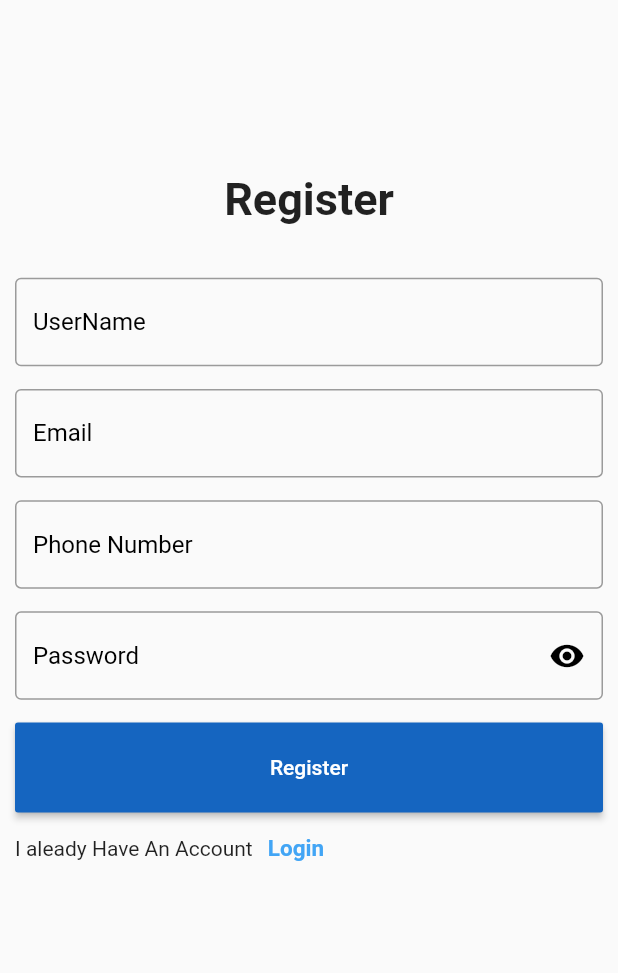
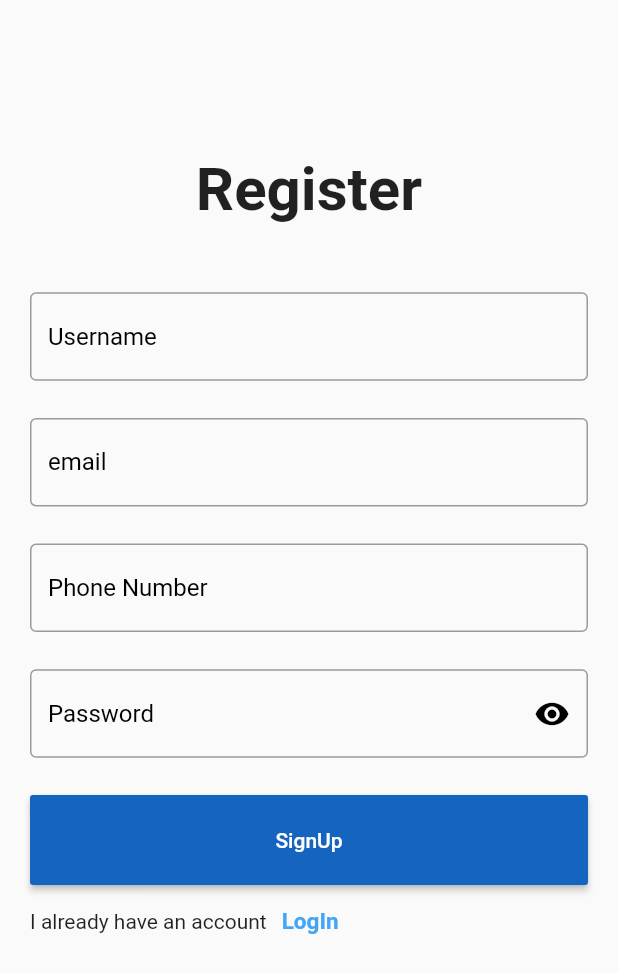
Before and after one commit to johnywhyte/flutter_auth_pages, a Flutter app: the Login screen opened directly, after a tap on "Login", after a tap on "SignUp", on a phone screen of 412 x 824 dp. Shown: the top 973 px of the screen. Run offline on Flutter 3.47's test engine with Material 2 defaults, Android fonts, the phone set to English and light mode, and no system bars.

Commit message:
updated screens

```diff
--- a/lib/main.dart
+++ b/lib/main.dart
@@ -1,5 +1,5 @@
 import 'package:flutter/material.dart';
-import 'screens/signup.dart';
+// import 'screens/signup.dart';
 import 'screens/login.dart';
 
 
--- a/lib/screens/login.dart
+++ b/lib/screens/login.dart
@@ -1,5 +1,9 @@
 import 'package:flutter/material.dart';
 import 'package:my_ecommerce/screens/signup.dart';
+import 'package:my_ecommerce/widgets/changescreen.dart';
+import 'package:my_ecommerce/widgets/mytextformfield.dart';
+import 'package:my_ecommerce/widgets/passwordtextformfield.dart';
+import '../widgets/mybutton.dart';
 
 class Login extends StatefulWidget {
   @override
@@ -23,6 +27,70 @@ void validation() {
 }
 
 class _LoginState extends State<Login> {
+  Widget _buildAllParts() {
+    return Container(
+      height: 350,
+      width: double.infinity,
+      child: Column(
+        mainAxisAlignment: MainAxisAlignment.spaceEvenly,
+        children: <Widget>[
+          Text(
+            'Login',
+            style: TextStyle(
+                color: Colors.black, fontSize: 40, fontWeight: FontWeight.bold),
+          ),
+          MyTextFormField(
+            name: 'email',
+            validator: (value) {
+              if (value == "") {
+                return 'email is required';
+              } else if (!regExp.hasMatch(value)) {
+                return 'email is invalid';
+              }
+              return "";
+            },
+          ),
+          PasswordTextFormField(
+            obserText: obserText,
+            name: 'Password',
+            validator: (value) {
+              if (value == "") {
+                return 'Password is Required';
+              } else if (value.length < 8) {
+                return 'Password is too short';
+              }
+              return "";
+            },
+            onTap: () {
+              FocusScope.of(context).unfocus();
+              setState(() {
+                obserText = !obserText;
+              });
+            },
+          ),
+
+          //////Button
+          MyButton(
+            onPressed: () {
+              validation();
+            },
+            name: "Login",
+          ),
+
+          ChangeScreen(
+            name: "SignUp",
+            whichAccount: "I don't have an account",
+            onTap: () {
+              Navigator.of(context).pushReplacement(
+                MaterialPageRoute(builder: (ctx) => SignUp()),
+              );
+            },
+          )
+        ],
+      ),
+    );
+  }
+
   @override
   Widget build(BuildContext context) {
     return Scaffold(
@@ -33,100 +101,7 @@ class _LoginState extends State<Login> {
           child: Column(
             mainAxisAlignment: MainAxisAlignment.center,
             children: <Widget>[
-              Container(
-                height: 300,
-                width: double.infinity,
-                child: Column(
-                  mainAxisAlignment: MainAxisAlignment.spaceEvenly,
-                  children: <Widget>[
-                    Text(
-                      'Login',
-                      style: TextStyle(
-                          color: Colors.black,
-                          fontSize: 30,
-                          fontWeight: FontWeight.bold),
-                    ),
-                    TextFormField(
-                      validator: (value) {
-                        if (value == "") {
-                          return 'email is required';
-                        } else if (!regExp.hasMatch(value)) {
-                          return 'email is invalid';
-                        }
-                        return "";
-                      },
-                      decoration: InputDecoration(
-                          border: OutlineInputBorder(),
-                          hintText: 'email',
-                          hintStyle: TextStyle(color: Colors.black)),
-                    ),
-                    TextFormField(
-                      obscureText: obserText,
-                      validator: (value) {
-                        if (value == "") {
-                          return 'Password is Required';
-                        } else if (value.length < 8) {
-                          return 'Password is too short';
-                        }
-                        return "";
-                      },
-                      decoration: InputDecoration(
-                          border: OutlineInputBorder(),
-                          hintText: 'password',
-                          hintStyle: TextStyle(color: Colors.black),
-                          suffixIcon: GestureDetector(
-                            onTap: () {
-                              setState(() {
-                                obserText = !obserText;
-                              });
-                              FocusScope.of(context).unfocus();
-                            },
-                            child: Icon(
-                                obserText == true
-                                    ? Icons.visibility
-                                    : Icons.visibility_off,
-                                color: Colors.black),
-                          )),
-                    ),
-                    Container(
-                      height: 60,
-                      width: double.infinity,
-                      child: RaisedButton(
-                          child: Text(
-                            'Login',
-                            style: TextStyle(color: Colors.white),
-                          ),
-                          color: Colors.blue[800],
-                          onPressed: () {
-                            validation();
-                          }),
-                    ),
-                    Row(
-                      children: [
-                        Text('I Dont Have An Account'),
-                        SizedBox(
-                          width: 10,
-                        ),
-                        GestureDetector(
-                          onTap: (){
-                            Navigator.of(context).pushReplacement(
-                            MaterialPageRoute(builder: (ctx) => SignUp()
-                          ),
-                          );
-                          },
-                          child: Text(
-                            'SignUp',
-                            style: TextStyle(
-                                color: Colors.blue[400],
-                                fontSize: 15,
-                                fontWeight: FontWeight.bold),
-                          ),
-                        )
-                      ],
-                    ),
-                  ],
-                ),
-              )
+              _buildAllParts()
             ],
           ),
         ),
--- a/lib/screens/signup.dart
+++ b/lib/screens/signup.dart
@@ -1,5 +1,9 @@
 import 'package:flutter/material.dart';
 import 'package:my_ecommerce/screens/login.dart';
+import 'package:my_ecommerce/widgets/passwordtextformfield.dart';
+import '../widgets/mybutton.dart';
+import '../widgets/changescreen.dart';
+import '../widgets/mytextformfield.dart';
 
 class SignUp extends StatefulWidget {
   @override
@@ -23,6 +27,92 @@ class SignUpState extends State<SignUp> {
     }
   }
 
+  Widget _buildAllTextFormField() {
+    return Container(
+      height: 360,
+      child: Column(
+        mainAxisAlignment: MainAxisAlignment.spaceEvenly,
+        children: <Widget>[
+          MyTextFormField(
+            name: 'Username',
+            validator: (value) {
+              if (value == "") {
+                return 'Username is Required';
+              } else if (value.length < 6) {
+                return 'Username is too short';
+              }
+              return "";
+            },
+          ),
+          MyTextFormField(
+            name: 'email',
+            validator: (value) {
+              if (value == "") {
+                return 'email is required';
+              } else if (!regExp.hasMatch(value)) {
+                return 'email is invalid';
+              }
+              return "";
+            },
+          ),
+          MyTextFormField(
+            name: 'Phone Number',
+            validator: (value) {
+              if (value == "") {
+                return 'Phone Number is Required';
+              } else if (value.length < 11) {
+                return 'Invalid Phone Number';
+              }
+              return "";
+            },
+          ),
+          PasswordTextFormField(
+            obserText: obserText,
+            name: 'Password',
+            validator: (value) {
+              if (value == "") {
+                return 'Password is Required';
+              } else if (value.length < 8) {
+                return 'Password is too short';
+              }
+              return "";
+            },
+            onTap: () {
+              FocusScope.of(context).unfocus();
+              setState(() {
+                obserText = !obserText;
+              });
+            },
+          ),
+        ],
+      ),
+    );
+  }
+
+  Widget _buildAllParts() {
+    return Container(
+        margin: EdgeInsets.symmetric(horizontal: 20),
+        width: double.infinity,
+        child: Column(children: <Widget>[
+          _buildAllTextFormField(),
+          MyButton(
+              onPressed: () {
+                validation();
+              },
+              name: "SignUp"),
+                SizedBox(height: 15),
+          ChangeScreen(
+            name: "LogIn",
+            whichAccount: "I already have an account",
+            onTap: () {
+              Navigator.of(context).pushReplacement(
+                MaterialPageRoute(builder: (ctx) => Login()),
+              );
+            },
+          )
+        ]));
+  }
+
   @override
   Widget build(BuildContext context) {
     return Scaffold(resizeToAvoidBottomInset: false, body: _register());
@@ -43,119 +133,10 @@ class SignUpState extends State<SignUp> {
                     children: <Widget>[
                       Text('Register',
                           style: TextStyle(
-                              fontSize: 30, fontWeight: FontWeight.bold))
+                              fontSize: 40, fontWeight: FontWeight.bold))
                     ])),
             SizedBox(height: 20),
-            Container(
-                height: 420,
-                margin: EdgeInsets.symmetric(horizontal: 10),
-                width: double.infinity,
-                child: Column(
-                    mainAxisAlignment: MainAxisAlignment.spaceEvenly,
-                    children: <Widget>[
-                      TextFormField(
-                        validator: (value) {
-                          if (value == "") {
-                            return 'Username is Required';
-                          } else if (value.length < 6) {
-                            return 'Username is too short';
-                          }
-                          return "";
-                        },
-                        decoration: InputDecoration(
-                            hintText: 'UserName',
-                            hintStyle: TextStyle(color: Colors.black),
-                            border: OutlineInputBorder()),
-                      ),
-                      TextFormField(
-                        validator: (value) {
-                          if (value == "") {
-                            return 'email is required';
-                          } else if (!regExp.hasMatch(value)) {
-                            return 'email is invalid';
-                          }
-                          return "";
-                        },
-                        decoration: InputDecoration(
-                            hintText: 'Email',
-                            hintStyle: TextStyle(color: Colors.black),
-                            border: OutlineInputBorder()),
-                      ),
-                      TextFormField(
-                        validator: (value) {
-                          if (value == "") {
-                            return 'Phone Number is Required';
-                          } else if (value.length < 11) {
-                            return 'Invalid Phone Number';
-                          }
-                          return "";
-                        },
-                        decoration: InputDecoration(
-                            hintText: 'Phone Number',
-                            hintStyle: TextStyle(color: Colors.black),
-                            border: OutlineInputBorder()),
-                      ),
-                      TextFormField(
-                        obscureText: obserText,
-                        validator: (value) {
-                          if (value == "") {
-                            return 'Password is Required';
-                          } else if (value.length < 8) {
-                            return 'Password is too short';
-                          }
-                          return "";
-                        },
-                        decoration: InputDecoration(
-                            suffixIcon: GestureDetector(
-                              onTap: () {
-                                setState(() {
-                                  obserText = !obserText;
-                                });
-                                FocusScope.of(context).unfocus();
-                              },
-                              child:
-                             Icon(obserText==true ?  Icons.visibility : Icons.visibility_off,
-                             color: Colors.black),
-                            ),
-                            hintText: 'Password',
-                            hintStyle: TextStyle(color: Colors.black),
-                            border: OutlineInputBorder()),
-                      ),
-                      Container(
-                        height: 60,
-                        width: double.infinity,
-                        child: RaisedButton(
-                            child: Text('Register',
-                                style: TextStyle(color: Colors.white)),
-                            color: Colors.blue[800],
-                            onPressed: () {
-                              validation();
-                            }),
-                      ),
-                      Row(
-                        children: [
-                          Text('I aleady Have An Account'),
-                          SizedBox(
-                            width: 10,
-                          ),
-                          GestureDetector(
-                            onTap: (){
-                            Navigator.of(context).pushReplacement(
-                            MaterialPageRoute(builder: (ctx) => Login()
-                          ),
-                          );
-                          },
-                            child: Text(
-                              'Login',
-                              style: TextStyle(
-                                  color: Colors.blue[400],
-                                  fontSize: 15,
-                                  fontWeight: FontWeight.bold),
-                            ),
-                          )
-                        ],
-                      ),
-                    ]))
+            _buildAllParts()
           ],
         )),
       ),
--- /dev/null
+++ b/lib/widgets/changescreen.dart
@@ -0,0 +1,31 @@
+import 'package:flutter/material.dart';
+
+class ChangeScreen extends StatelessWidget {
+  final String whichAccount;
+  final Function onTap;
+  final String name;
+
+  ChangeScreen({this.name, this.onTap, this.whichAccount});
+
+  @override
+  Widget build(BuildContext context) {
+    return Row(
+      children: [
+        Text(whichAccount),
+        SizedBox(
+          width: 10,
+        ),
+        GestureDetector(
+          onTap: onTap,
+          child: Text(
+            name,
+            style: TextStyle(
+                color: Colors.blue[400],
+                fontSize: 15,
+                fontWeight: FontWeight.bold),
+          ),
+        )
+      ],
+    );
+  }
+}
--- /dev/null
+++ b/lib/widgets/mybutton.dart
@@ -0,0 +1,23 @@
+import 'package:flutter/material.dart';
+
+class MyButton extends StatelessWidget {
+  final Function onPressed;
+  final String name;
+  MyButton({this.name, this.onPressed});
+@override
+  Widget build(BuildContext context) {
+    return Container(
+      height: 60,
+      width: double.infinity,
+      child: RaisedButton(
+        child: Text(
+          name,
+          style: TextStyle(color: Colors.white),
+        ),
+        color: Colors.blue[800],
+        onPressed: onPressed,
+
+      ),
+    );
+  }
+}
--- /dev/null
+++ b/lib/widgets/mytextformfield.dart
@@ -0,0 +1,21 @@
+import 'package:flutter/material.dart';
+
+class MyTextFormField extends StatelessWidget {
+
+  final Function validator;
+  final String name;
+
+
+  MyTextFormField({ this.validator, this.name});
+  @override
+  Widget build(BuildContext context) {
+    return TextFormField(
+      validator: validator,
+      decoration: InputDecoration(
+          border: OutlineInputBorder(),
+          hintText: name,
+          hintStyle: TextStyle(color: Colors.black),
+         ),
+    );
+  }
+}
--- /dev/null
+++ b/lib/widgets/passwordtextformfield.dart
@@ -0,0 +1,28 @@
+import 'package:flutter/material.dart';
+
+class PasswordTextFormField extends StatelessWidget {
+  final bool obserText;
+  final Function validator;
+  final String name;
+  final Function onTap;
+
+  PasswordTextFormField(
+      {this.obserText, this.validator, this.name, this.onTap});
+  @override
+  Widget build(BuildContext context) {
+    return TextFormField(
+      obscureText: obserText,
+      validator: validator,
+      decoration: InputDecoration(
+          border: OutlineInputBorder(),
+          hintText: name,
+          hintStyle: TextStyle(color: Colors.black),
+          suffixIcon: GestureDetector(
+            onTap: onTap,
+            child: Icon(
+                obserText == true ? Icons.visibility : Icons.visibility_off,
+                color: Colors.black),
+          )),
+    );
+  }
+}
```
